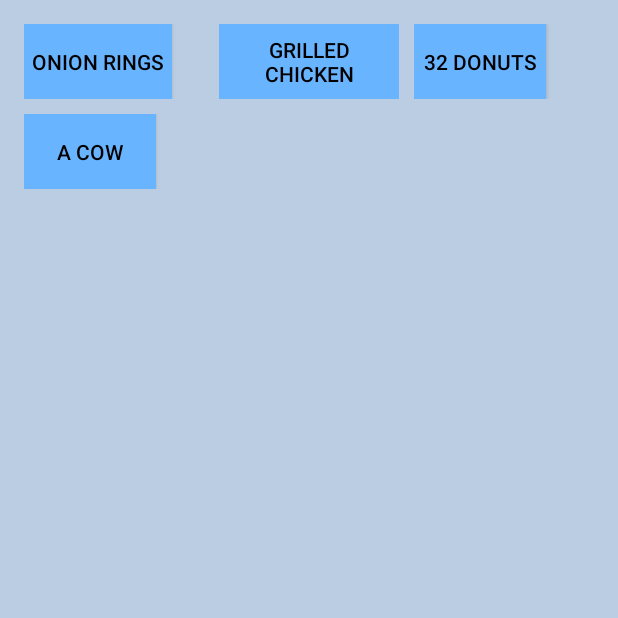
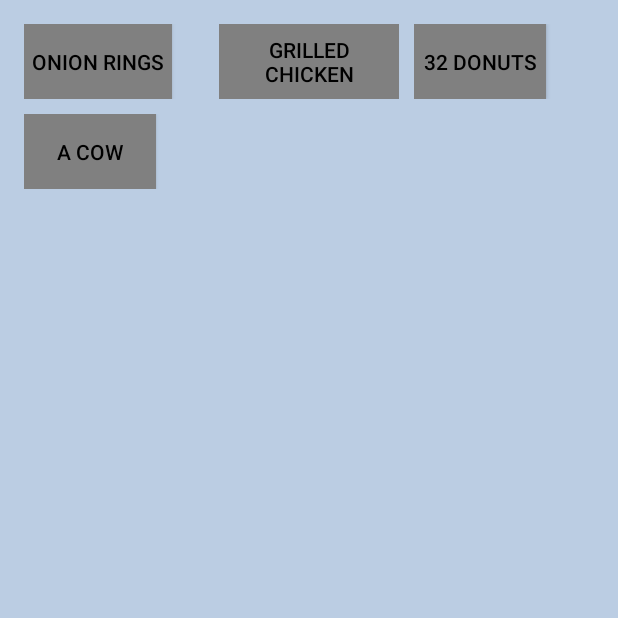
Before and after one commit to calvinszeto/Manfred, an Android app: the ManfredActivity screen opened directly, with no data from a screen before it, after a tap on "EAT", on a phone screen of 412 x 824 dp, the top half of it. Run offline under Robolectric (Android 15) with nearby library versions, the phone set to English and light mode, and no system bars; 3 statements that could not run were skipped.

Commit message:
Add locked/unlocked action buttons.

```diff
--- a/Manfred/src/main/java/com/calvins/manfred/Action.java
+++ b/Manfred/src/main/java/com/calvins/manfred/Action.java
@@ -30,11 +30,11 @@ public class Action {
     /**
      * Loads the actions from actions.xml into the actions object as ActionWrappers
      */
-    public static void loadActions(Context context) throws XmlPullParserException, IOException {
-        if(eat_actions.size() == 0 ||
-                exercise_actions.size() == 0 ||
-                sleep_actions.size() == 0) {
+    public static void loadActions(Context context, int save_id) throws XmlPullParserException, IOException {
         InputStream in = context.getAssets().open("actions.xml");
+        eat_actions = new ArrayList<ActionWrapper>();
+        exercise_actions = new ArrayList<ActionWrapper>();
+        sleep_actions = new ArrayList<ActionWrapper>();
         try {
             XmlPullParser parser = Xml.newPullParser();
             parser.setInput(in, null);
@@ -43,12 +43,12 @@ public class Action {
         } finally {
             in.close();
         }
-        }
+        setActionsLocked(context, save_id);
     }
 
     private static void parseActions(XmlPullParser parser) throws XmlPullParserException, IOException {
-        while(parser.next() != XmlPullParser.END_DOCUMENT) {
-            if(parser.getEventType() != XmlPullParser.START_TAG) {
+        while (parser.next() != XmlPullParser.END_DOCUMENT) {
+            if (parser.getEventType() != XmlPullParser.START_TAG) {
                 continue;
             }
             String name = parser.getName();
@@ -56,13 +56,13 @@ public class Action {
                 String category = parser.getAttributeValue(null, "category");
                 String path = parser.getAttributeValue(null, "path");
                 String event = parser.getAttributeValue(null, "event");
-               if(category.equals("eat")) {
+                if (category.equals("eat")) {
                     eat_actions.add(new ActionWrapper(parser.getAttributeValue(null, "name"),
                             category, path, event));
-               }else if(category.equals("exercise")) {
+                } else if (category.equals("exercise")) {
                     exercise_actions.add(new ActionWrapper(parser.getAttributeValue(null, "name"),
                             category, path, event));
-               }else {
+                } else {
                     sleep_actions.add(new ActionWrapper(parser.getAttributeValue(null, "name"),
                             category, path, event));
                 }
@@ -70,12 +70,33 @@ public class Action {
         }
     }
 
+    private static void setActionsLocked(Context context, int save_id) {
+        final DatabaseConnector dbConnector = new DatabaseConnector(context);
+        dbConnector.open();
+        Cursor currentActions = dbConnector.getActions(save_id);
+        currentActions.moveToFirst();
+        // current values for eat, exercise & sleep, they determine what actions can & can't be seen
+        int action_eat_num = currentActions.getInt(currentActions.getColumnIndex("action_eat_num"));
+        int action_exercise_num = currentActions.getInt(currentActions.getColumnIndex("action_exercise_num"));
+        int action_sleep_num = currentActions.getInt(currentActions.getColumnIndex("action_sleep_num"));
+        for(int i = 0; i < eat_actions.size(); i++) {
+            Log.d(ManfredActivity.TAG, "" + i + " " + action_eat_num + " " + (((action_eat_num >> i) & 1) == 1));
+            eat_actions.get(i).setUnlocked(((action_eat_num >> i) & 1) == 0);
+        }
+        for(int i = 0; i < exercise_actions.size(); i++) {
+            exercise_actions.get(i).setUnlocked(((action_exercise_num >> i) & 1) == 0);
+        }
+        for(int i = 0; i < sleep_actions.size(); i++) {
+            sleep_actions.get(i).setUnlocked(((action_sleep_num >> i) & 1) == 0);
+        }
+    }
+
     public static ArrayList<ActionWrapper> getActions(String category) {
-        if(category.equals("eat")) {
+        if (category.equals("eat")) {
             return eat_actions;
-        }else if(category.equals("exercise")) {
+        } else if (category.equals("exercise")) {
             return exercise_actions;
-        }else {
+        } else {
             return sleep_actions;
         }
     }
@@ -105,7 +126,7 @@ public class Action {
         int deadlift = currentStats.getInt(currentStats.getColumnIndex("deadlift"));
         int squat = currentStats.getInt(currentStats.getColumnIndex("squat"));
 
-        if(action.getPath().equals("healthy")) {
+        if (action.getPath().equals("healthy")) {
             // TODO: See comment below
 
             /**
@@ -113,15 +134,15 @@ public class Action {
              * Also, default stat changes have been made based on an action, need to be changed
              */
 
-            num_healthy_actions+=1;
-            weight-=1;
-            cholesterol-=1;
-            bench_press+=2;
-            deadlift+=1;
-            squat+=1;
-            dbConnector.updateStatsForAction(save_id,weight,cholesterol,bench_press,deadlift,squat);
-            dbConnector.addHealthyAction(save_id,action_eat_num,action_sleep_num,action_exercise_num,num_healthy_actions);
-            Log.d(TAG, "num_healthy_actions = "+num_healthy_actions+", id for Manfred = "+save_id);
+            num_healthy_actions += 1;
+            weight -= 1;
+            cholesterol -= 1;
+            bench_press += 2;
+            deadlift += 1;
+            squat += 1;
+            dbConnector.updateStatsForAction(save_id, weight, cholesterol, bench_press, deadlift, squat);
+            dbConnector.addHealthyAction(save_id, action_eat_num, action_sleep_num, action_exercise_num, num_healthy_actions);
+            Log.d(TAG, "num_healthy_actions = " + num_healthy_actions + ", id for Manfred = " + save_id);
         } else {
             // TODO: See comment below
 
@@ -130,26 +151,25 @@ public class Action {
              * Also, default stat changes have been made based on an action, need to be changed
              */
 
-            num_unhealthy_actions+=1;
-            weight+=1;
-            cholesterol+=1;
-            bench_press-=2;
-            deadlift-=1;
-            squat-=1;
-            dbConnector.updateStatsForAction(save_id,weight,cholesterol,bench_press,deadlift,squat);
-            dbConnector.addUnhealthyAction(save_id, action_eat_num,action_sleep_num,action_exercise_num,num_unhealthy_actions);
+            num_unhealthy_actions += 1;
+            weight += 1;
+            cholesterol += 1;
+            bench_press -= 2;
+            deadlift -= 1;
+            squat -= 1;
+            dbConnector.updateStatsForAction(save_id, weight, cholesterol, bench_press, deadlift, squat);
+            dbConnector.addUnhealthyAction(save_id, action_eat_num, action_sleep_num, action_exercise_num, num_unhealthy_actions);
         }
         //enter new time modified for this Manfred instance
         SimpleDateFormat dateFormat = new SimpleDateFormat("yyyy-MM-dd HH:mm:ss");
         Date date = new Date();
-        dbConnector.updateCurrentGame(save_id,dateFormat.format(date));
+        dbConnector.updateCurrentGame(save_id, dateFormat.format(date));
 
         dbConnector.close();
-        // TODO: Add event to log
         try {
             ManfredLog.writeLog(context, action.getEvent(), save_id);
         } catch (Exception e) {
-            Log.d(ManfredActivity.TAG, e.getMessage());
+            Log.d(ManfredActivity.TAG, "applyAction: " + e.getMessage());
         }
     }
 }
--- a/Manfred/src/main/java/com/calvins/manfred/ActionWrapper.java
+++ b/Manfred/src/main/java/com/calvins/manfred/ActionWrapper.java
@@ -9,6 +9,7 @@ public class ActionWrapper {
     private String category;
     private String path;
     private String event;
+    private boolean unlocked;
 
     public ActionWrapper(String name, String category, String path, String event) {
         this.name = name;
@@ -33,6 +34,14 @@ public class ActionWrapper {
         return event;
     }
 
+    public boolean getUnlocked() {
+        return unlocked;
+    }
+
+    public void setUnlocked(boolean unlocked) {
+        this.unlocked = unlocked;
+    }
+
     @Override
     public String toString() {
         return name;
--- a/Manfred/src/main/java/com/calvins/manfred/ActionsActivity.java
+++ b/Manfred/src/main/java/com/calvins/manfred/ActionsActivity.java
@@ -8,13 +8,18 @@ import android.view.LayoutInflater;
 import android.view.ViewGroup;
 import android.app.Activity;
 import android.os.Bundle;
+import android.graphics.Color;
 import android.view.Menu;
 import android.view.MenuItem;
 import android.widget.AdapterView;
 import android.widget.ArrayAdapter;
+import android.widget.Button;
 import android.widget.GridView;
 import android.content.Intent;
+import android.content.Context;
 import android.util.Log;
+
+import java.util.ArrayList;
 
 public class ActionsActivity extends Activity {
 
@@ -32,7 +37,7 @@ public class ActionsActivity extends Activity {
 
         GridView gridview = (GridView) findViewById(R.id.actions_grid);
         // The adapter for the actions
-        ArrayAdapter adapter = new ArrayAdapter(this, R.layout.item_action, R.id.action_wrapper, Action.getActions(category));
+        ActionsAdapter adapter = new ActionsAdapter(this, Action.getActions(category));
         final DatabaseConnector dbConnector = new DatabaseConnector(ActionsActivity.this);
         gridview.setOnItemClickListener(new AdapterView.OnItemClickListener() {
             @Override
@@ -42,6 +47,38 @@ public class ActionsActivity extends Activity {
             }
         });
         gridview.setAdapter(adapter);
+    }
+
+    public class ActionsAdapter extends ArrayAdapter {
+        private Context context;
+        private ArrayList<ActionWrapper> values;
+
+        public ActionsAdapter(Context context, ArrayList<ActionWrapper> values) {
+            super(context, R.layout.item_action, values);
+            this.context = context;
+            this.values = values;
+        }
+
+        @Override
+        public View getView(int position, View convertView, ViewGroup parent) {
+            // Grab the TextView for each line
+            LayoutInflater layoutInflater = (LayoutInflater) context.getSystemService(Context.LAYOUT_INFLATER_SERVICE);
+            View rootView = layoutInflater.inflate(R.layout.item_action, parent, false);
+            Button button = (Button) rootView.findViewById(R.id.action_wrapper);
+            // Set the text accordingly
+            button.setText(values.get(position).toString());
+            // Locked actions are gray and unclickable
+            if(values.get(position).getUnlocked()) {
+                button.setBackgroundColor(getResources().getColor(R.color.Gray));
+                // Ironically, we set the button as clickable to make it unclickable
+                // The Button click overrides the GridView onItemClickListener
+                button.setClickable(true);
+            } else {
+                button.setBackgroundColor(getResources().getColor(R.color.button_blue));
+            }
+            return rootView;
+        }
+
     }
 
 
--- a/Manfred/src/main/java/com/calvins/manfred/LogActivity.java
+++ b/Manfred/src/main/java/com/calvins/manfred/LogActivity.java
@@ -78,7 +78,7 @@ public class LogActivity extends Activity {
 
             // Populate the Log ListView
             Activity activity = getActivity();
-            save_id = (int) activity.getIntent().getIntExtra("_id", 0);
+            save_id = ((Long)activity.getIntent().getLongExtra("_id", 0)).intValue();
             ArrayList<String> lines = ManfredLog.getLog(getActivity(), 30, save_id);
             ListView list = (ListView) rootView.findViewById(R.id.log_list);
             adapter = new FadedTextAdapter(getActivity(), lines);
--- a/Manfred/src/main/java/com/calvins/manfred/ManfredActivity.java
+++ b/Manfred/src/main/java/com/calvins/manfred/ManfredActivity.java
@@ -10,6 +10,8 @@ import android.util.Log;
 import android.app.Fragment;
 import android.view.LayoutInflater;
 import android.view.ViewGroup;
+import java.io.IOException;
+import org.xmlpull.v1.XmlPullParserException;
 
 
 public class ManfredActivity extends Activity {
@@ -21,16 +23,20 @@ public class ManfredActivity extends Activity {
     protected void onCreate(Bundle savedInstanceState) {
         super.onCreate(savedInstanceState);
         Intent intent = getIntent();
-        save_id = (int) intent.getLongExtra("_id", 0);
-
+        save_id = ((Long) intent.getLongExtra("_id", 0)).intValue();
+        Log.d(ManfredActivity.TAG, "ManfredActivity - save_id is " + save_id);
         try {
+            // Load the list of actions into memory
+            Action.loadActions(this, save_id);
             ManfredLog.loadLog(this, save_id);
             /*
             // Temporary: testing the log write
             ManfredLog.writeLog(this, "This is a test log\nMoo\nMoo Moo\nMoo Moo Moo\nMoo Moo Moo Moo\nMoo Moo Moo Moo Moo\nMoo Moo Moo Moo Moo Moo\nHarish\nMoo Moo\nMoo", save_id);
             */
-        } catch(Exception e) {
-            Log.d(TAG, e.toString());
+        } catch(IOException e) {
+            Log.d(TAG, "ManfredActivity: " + e.toString());
+        } catch(XmlPullParserException e) {
+            Log.d(TAG, "ManfredActivity: " + e.toString());
         }
 
         setContentView(R.layout.activity_manfred);
--- a/Manfred/src/main/java/com/calvins/manfred/ManfredLog.java
+++ b/Manfred/src/main/java/com/calvins/manfred/ManfredLog.java
@@ -69,14 +69,14 @@ public class ManfredLog {
     }
 
     public static ArrayList<String> getLog(Context context, int lines, int save_id) {
-        Log.d(ManfredActivity.TAG, "getLog called, log is size: " + log.size());
         if(log == null) {
             try {
                 loadLog(context, save_id);
             } catch (Exception e) {
-                Log.d(ManfredActivity.TAG, e.getMessage());
+                Log.d(ManfredActivity.TAG, "getLog: " + e.getMessage());
             }
         }
+        Log.d(ManfredActivity.TAG, "getLog called, log is size: " + log.size());
         ArrayList<String> clone;
         lock.lock();
         try {
```
Also changed, not shown: Manfred/src/main/assets/actions.xml (+1 -6 lines), Manfred/src/main/java/com/calvins/manfred/HomeActivity.java (+0 -10 lines), 1 other file. Lines whose indentation alone changed are shown as unchanged.
